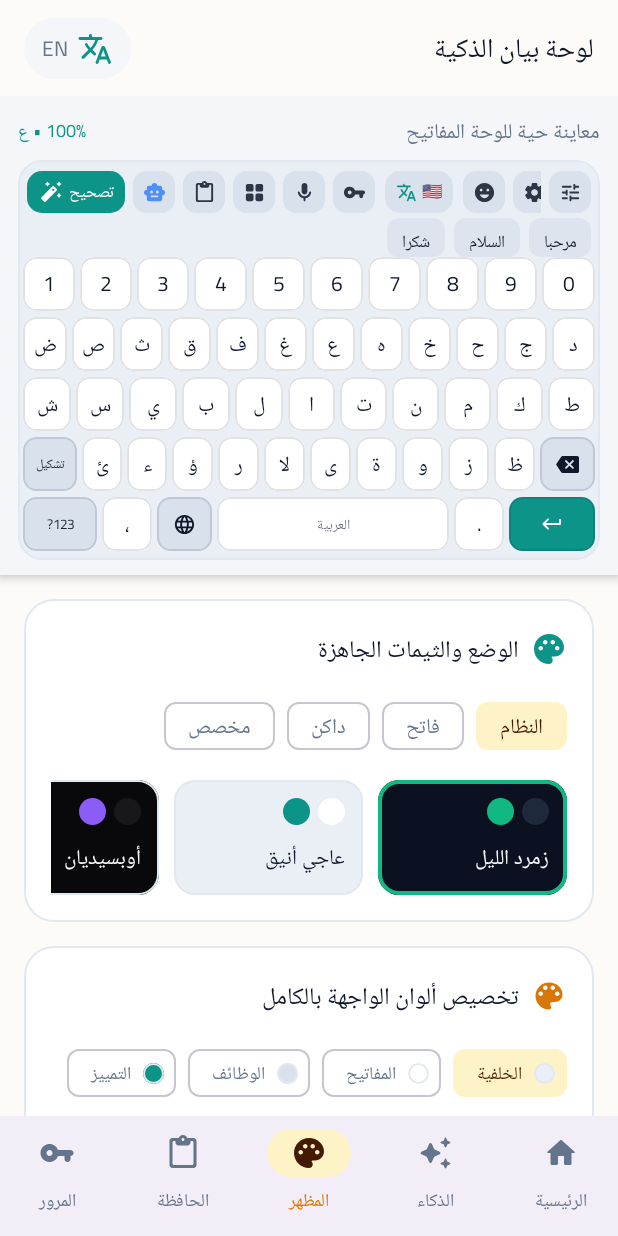
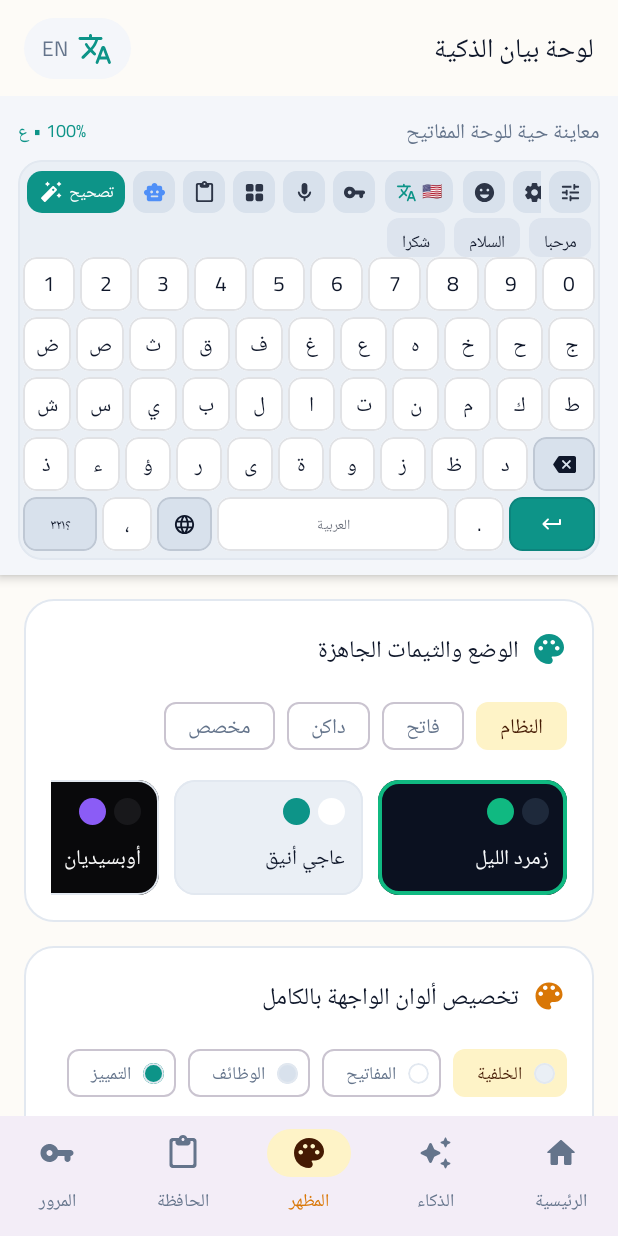
Before and after one commit to Maxaseel/bayankeys, an Android app built with Jetpack Compose: the screen it shows after launch (MainActivity), item 3 of the bottom bar chosen, on a phone screen of 412 x 824 dp. Run offline under Robolectric (Android 15) with nearby library versions, the phone set to English and light mode, and no system bars; our stand-ins replace Room's generated code.

Commit message:
Match Arabic keyboard layout and add midnight blue theme

```diff
--- a/app/src/main/java/com/example/data/model/Models.kt
+++ b/app/src/main/java/com/example/data/model/Models.kt
@@ -172,7 +172,8 @@ data class KeyboardThemePreset(
     val keyArgb: Long,
     val specialKeyArgb: Long,
     val accentArgb: Long,
-    val textArgb: Long
+    val textArgb: Long,
+    val toolbarArgb: Long? = null
 )
 
 object KeyboardThemePresets {
@@ -236,6 +237,19 @@ object KeyboardThemePresets {
         textArgb = 0xFFF0F9FF
     )
 
+    val bayanMidnightBlue = KeyboardThemePreset(
+        id = "bayan_midnight_blue",
+        nameEn = "Bayan Midnight Blue",
+        nameAr = "بيان الأزرق الليلي",
+        isDark = true,
+        backgroundArgb = 0xFF101010,
+        keyArgb = 0xFF252324,
+        specialKeyArgb = 0xFF45689F,
+        accentArgb = 0xFF6196EC,
+        textArgb = 0xFFF5F5F7,
+        toolbarArgb = 0xFF252324
+    )
+
     val roseQuartz = KeyboardThemePreset(
         id = "rose_quartz",
         nameEn = "Rose Mist",
@@ -254,6 +268,7 @@ object KeyboardThemePresets {
         obsidianViolet,
         desertAmber,
         royalOcean,
+        bayanMidnightBlue,
         roseQuartz
     )
 }
@@ -322,7 +337,8 @@ data class KeyboardThemeConfig(
                     isDark = preset.isDark,
                     cornerRadiusDp = keyCornerRadiusDp,
                     showBorders = showKeyBorders,
-                    keyShape = keyShape
+                    keyShape = keyShape,
+                    toolbarBackground = Color(preset.toolbarArgb ?: preset.backgroundArgb)
                 )
             }
             ThemeMode.DARK, ThemeMode.LIGHT -> {
@@ -338,7 +354,8 @@ data class KeyboardThemeConfig(
                     isDark = preset.isDark,
                     cornerRadiusDp = keyCornerRadiusDp,
                     showBorders = showKeyBorders,
-                    keyShape = keyShape
+                    keyShape = keyShape,
+                    toolbarBackground = Color(preset.toolbarArgb ?: preset.backgroundArgb)
                 )
             }
         }
@@ -362,7 +379,8 @@ data class ResolvedKeyboardPalette(
     val isDark: Boolean,
     val cornerRadiusDp: Float,
     val showBorders: Boolean,
-    val keyShape: KeyButtonShape = KeyButtonShape.ROUNDED
+    val keyShape: KeyButtonShape = KeyButtonShape.ROUNDED,
+    val toolbarBackground: Color = Color.Transparent
 )
 
 enum class NumberRowStyle(
--- a/app/src/main/java/com/example/ime/BayanKeyboardView.kt
+++ b/app/src/main/java/com/example/ime/BayanKeyboardView.kt
@@ -705,6 +705,7 @@ private fun KeyboardToolbar(
     Row(
         modifier = Modifier
             .fillMaxWidth()
+            .background(palette.toolbarBackground)
             .padding(horizontal = 6.dp, vertical = 3.dp),
         verticalAlignment = Alignment.CenterVertically,
         horizontalArrangement = Arrangement.spacedBy(5.dp)
--- a/app/src/main/java/com/example/ime/KeyboardLayouts.kt
+++ b/app/src/main/java/com/example/ime/KeyboardLayouts.kt
@@ -61,25 +61,24 @@ object KeyboardLayouts {
 
     private val arabicRowsNormal: List<List<KeySpec>> = listOf(
         listOf(
-            KeySpec("ض", "ض", "َ", "َ"),
-            KeySpec("ص", "ص", "ً", "ً"),
-            KeySpec("ث", "ث", "ُ", "ُ"),
-            KeySpec("ق", "ق", "ٌ", "ٌ"),
-            KeySpec("ف", "ف", "ِ", "ِ"),
-            KeySpec("غ", "غ", "ٍ", "ٍ"),
-            KeySpec("ع", "ع", "ْ", "ْ"),
-            KeySpec("ه", "ه", "ّ", "ّ", listOf("ة", "هـ")),
-            KeySpec("خ", "خ", "أ", "أ"),
-            KeySpec("ح", "ح", "إ", "إ"),
-            KeySpec("ج", "ج", "آ", "آ"),
-            KeySpec("د", "د", "ذ", "ذ", listOf("ذ"))
+            KeySpec("ض", "ض", "َ", "َ", listOf("َ")),
+            KeySpec("ص", "ص", "ً", "ً", listOf("ً")),
+            KeySpec("ث", "ث", "ُ", "ُ", listOf("ُ")),
+            KeySpec("ق", "ق", "ٌ", "ٌ", listOf("ٌ")),
+            KeySpec("ف", "ف", "ِ", "ِ", listOf("ِ")),
+            KeySpec("غ", "غ", "ٍ", "ٍ", listOf("ٍ")),
+            KeySpec("ع", "ع", "ْ", "ْ", listOf("ْ")),
+            KeySpec("ه", "ه", "ّ", "ّ", listOf("ّ", "ة", "هـ")),
+            KeySpec("خ", "خ", "أ", "أ", listOf("أ")),
+            KeySpec("ح", "ح", "إ", "إ", listOf("إ")),
+            KeySpec("ج", "ج", "آ", "آ", listOf("آ"))
         ),
         listOf(
             KeySpec("ش", "ش", "ـ", "ـ"),
             KeySpec("س", "س", "«", "«"),
             KeySpec("ي", "ي", "»", "»", listOf("ى", "ئ")),
             KeySpec("ب", "ب", "(", "("),
-            KeySpec("ل", "ل", ")", ")"),
+            KeySpec("ل", "ل", ")", ")", listOf("لا", "لأ", "لإ", "لآ")),
             KeySpec("ا", "ا", "أ", "أ", listOf("أ", "إ", "آ", "ى")),
             KeySpec("ت", "ت", "إ", "إ", listOf("ة")),
             KeySpec("ن", "ن", "آ", "آ"),
@@ -88,17 +87,16 @@ object KeyboardLayouts {
             KeySpec("ط", "ط", "ظ", "ظ", listOf("ظ"))
         ),
         listOf(
-            KeySpec("تشكيل", "", "عادي", "", weight = 1.35f, kind = KeyKind.SHIFT),
-            KeySpec("ئ", "ئ", "!", "!"),
-            KeySpec("ء", "ء", "؟", "؟"),
-            KeySpec("ؤ", "ؤ", "/", "/"),
-            KeySpec("ر", "ر", "-", "-"),
-            KeySpec("لا", "لا", "لأ", "لأ", listOf("لأ", "لإ", "لآ")),
-            KeySpec("ى", "ى", "،", "،"),
-            KeySpec("ة", "ة", ".", "."),
-            KeySpec("و", "و", "ؤ", "ؤ", listOf("ؤ")),
-            KeySpec("ز", "ز", "ذ", "ذ"),
-            KeySpec("ظ", "ظ", "ض", "ض"),
+            KeySpec("ذ", "ذ", "ذ", "ذ", listOf("ذ")),
+            KeySpec("ء", "ء", "ء", "ء", listOf("ئ", "أ")),
+            KeySpec("ؤ", "ؤ", "ؤ", "ؤ", listOf("ئ", "ء")),
+            KeySpec("ر", "ر", "ر", "ر"),
+            KeySpec("ى", "ى", "ى", "ى", listOf("ي")),
+            KeySpec("ة", "ة", "ة", "ة", listOf("ه")),
+            KeySpec("و", "و", "و", "و", listOf("ؤ")),
+            KeySpec("ز", "ز", "ز", "ز", listOf("ژ")),
+            KeySpec("ظ", "ظ", "ظ", "ظ", listOf("ض")),
+            KeySpec("د", "د", "د", "د", listOf("ذ")),
             KeySpec("⌫", "", "⌫", "", weight = 1.35f, kind = KeyKind.BACKSPACE)
         )
     )
@@ -225,14 +223,16 @@ object KeyboardLayouts {
     fun bottomRow(language: KeyboardLanguage, layer: KeyboardLayer): List<KeySpec> {
         val comma = if (language == KeyboardLanguage.ARABIC) "،" else ","
         val question = if (language == KeyboardLanguage.ARABIC) "؟" else "?"
-        val toggleLabel = if (layer == KeyboardLayer.LETTERS) "?123" else if (language == KeyboardLanguage.ARABIC) "أ ب ج" else "ABC"
+        val toggleLabel = if (layer == KeyboardLayer.LETTERS) {
+            if (language == KeyboardLanguage.ARABIC) "؟٣٢١" else "?123"
+        } else if (language == KeyboardLanguage.ARABIC) "أ ب ج" else "ABC"
         return listOf(
             KeySpec(toggleLabel, "", toggleLabel, "", weight = 1.35f, kind = KeyKind.SYMBOLS_TOGGLE),
             KeySpec(comma, comma, comma, comma, listOf("؛", ":"), weight = 0.9f),
             KeySpec("🌐", "", "🌐", "", weight = 1.0f, kind = KeyKind.LANGUAGE_SWITCH),
             KeySpec(language.spaceLabel, " ", language.spaceLabel, " ", weight = 4.2f, kind = KeyKind.SPACE),
             KeySpec(".", ".", ".", ".", listOf(question, "!", "…"), weight = 0.9f),
-            KeySpec("↵", "\n", "↵", "\n", weight = 1.55f, kind = KeyKind.ENTER)
+            KeySpec("→", "\n", "→", "\n", weight = 1.55f, kind = KeyKind.ENTER)
         )
     }
 
```
